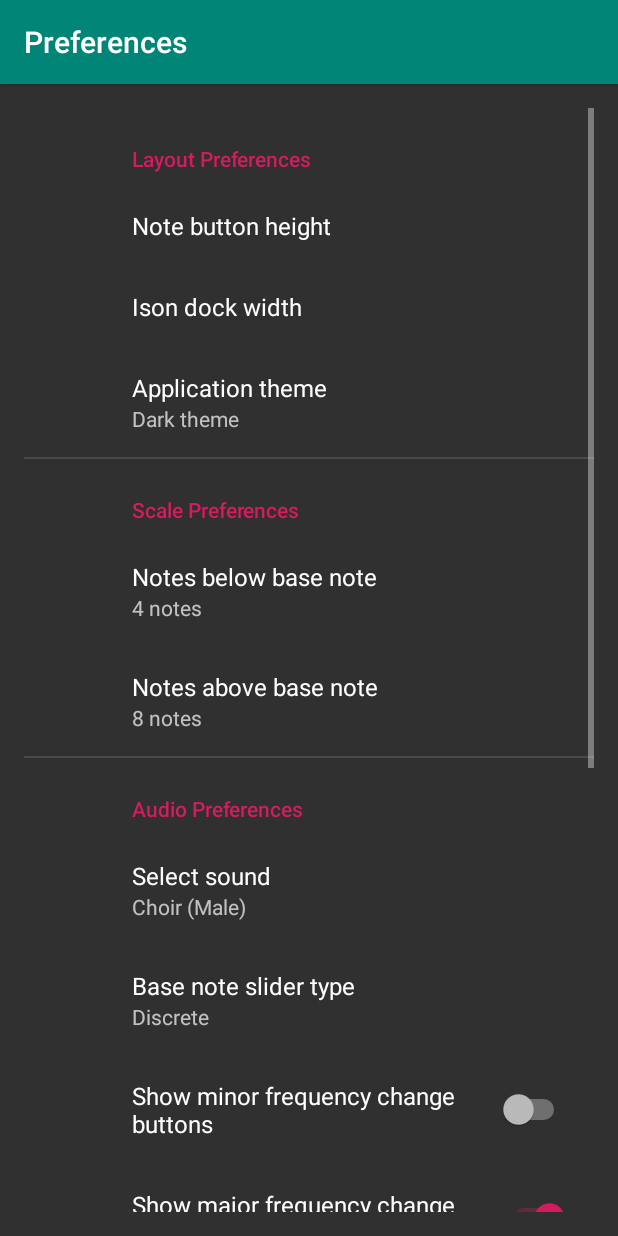
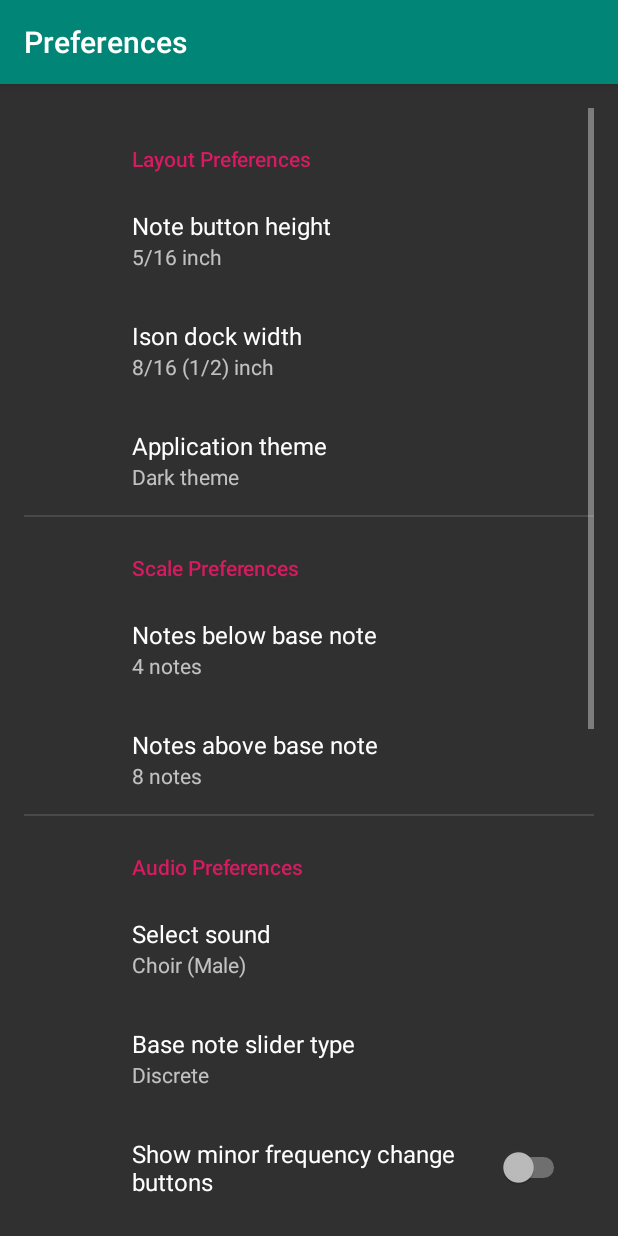
Before and after one commit to sseidel16/ByzantineIson, an Android app: the AppSettings screen opened directly, with no data from a screen before it, on a phone screen of 412 x 824 dp. Run offline under Robolectric (Android 15) with nearby library versions, the phone set to English and light mode, and no system bars; our stand-ins replace androidx.preference; 2 statements that could not run were skipped.

Commit message:
fixed preference defaults

```diff
--- a/app/src/main/java/com/coderss/ison/AppSettings.java
+++ b/app/src/main/java/com/coderss/ison/AppSettings.java
@@ -63,7 +63,6 @@ public class AppSettings extends AppCompatActivity {
 
             prefSelectSound.setEntries(soundSetEntries);
             prefSelectSound.setEntryValues(soundSetEntryValues);
-            prefSelectSound.setDefaultValue(soundSetEntryValues[0]);
             prefSelectSound.setOnPreferenceChangeListener((Preference preference, Object newValue) -> {
                 System.out.println("Setting sound set");
                 AppSettings appSettings = (AppSettings) getActivity();
--- a/app/src/main/java/com/coderss/ison/utility/Preferences.java
+++ b/app/src/main/java/com/coderss/ison/utility/Preferences.java
@@ -75,7 +75,7 @@ public class Preferences {
     }
 
     public boolean isBaseNoteSliderDiscrete() {
-        return sharedPreferences.getString("listBaseSlider", "discrete").equals("discrete");
+        return sharedPreferences.getString("keyBaseSlider", "discrete").equals("discrete");
     }
 
     public boolean isShowingMinorChangers() {
@@ -88,7 +88,7 @@ public class Preferences {
 
     public float getVolumeChangeTime() {
         try {
-            return Float.parseFloat(sharedPreferences.getString("listVolumeChangeTime", "0.0"));
+            return Float.parseFloat(sharedPreferences.getString("keyVolumeChangeTime", "0.0"));
         } catch (Throwable th) {
             th.printStackTrace();
             return 0;
@@ -97,7 +97,7 @@ public class Preferences {
 
     public float getFrequencyChangeTime() {
         try {
-            return Float.parseFloat(sharedPreferences.getString("listFrequencyChangeTime", "0.0"));
+            return Float.parseFloat(sharedPreferences.getString("keyFrequencyChangeTime", "0.0"));
         } catch (Throwable th) {
             th.printStackTrace();
             return 0;
--- a/app/src/main/res/values/preferences.xml
+++ b/app/src/main/res/values/preferences.xml
@@ -201,4 +201,35 @@
         <item>8</item>
     </string-array>
 
+    <string name="keyButtonHeightTitle">Note button height</string>
+    <string name="keyButtonHeightDefault">05</string>
+    <string name="keyDockWidthTitle">Ison dock width</string>
+    <string name="keyDockWidthDefault">08</string>
+    <string name="keyThemeTitle">Application theme</string>
+    <string name="keyThemeDefault">dark</string>
+    <string name="keyNotesBelowTitle">Notes below base note</string>
+    <string name="keyNotesBelowDefault">4</string>
+    <string name="keyNotesAboveTitle">Notes above base note</string>
+    <string name="keyNotesAboveDefault">8</string>
+    <string name="keySelectSoundTitle">Select sound</string>
+    <string name="keySelectSoundDefault">0</string>
+    <string name="keyBaseSliderTitle">Base note slider type</string>
+    <string name="keyBaseSliderDefault">discrete</string>
+    <string name="keyShowMinorChangersTitle">Show minor frequency change buttons</string>
+    <string name="keyShowMinorChangersDefault">false</string>
+    <string name="keyShowMajorChangersTitle">Show major frequency change buttons</string>
+    <string name="keyShowMajorChangersDefault">true</string>
+    <string name="keyVolumeChangeTimeTitle">Volume change time</string>
+    <string name="keyVolumeChangeTimeDefault">0.200</string>
+    <string name="keyFrequencyChangeTimeTitle">Frequency change time</string>
+    <string name="keyFrequencyChangeTimeDefault">0.050</string>
+    <string name="keyHorizontalDirectionTitle">Horizontal direction</string>
+    <string name="keyHorizontalDirectionDefault">l2r</string>
+    <string name="keyVerticalDirectionTitle">Vertical direction</string>
+    <string name="keyVerticalDirectionDefault">b2t</string>
+    <string name="keyFlowDirectionTitle">Primary button flow dimension</string>
+    <string name="keyFlowDirectionDefault">horizontal</string>
+    <string name="keyDimensionLimitTitle">Primary dimension button limit</string>
+    <string name="keyDimensionLimitDefault">1</string>
+
 </resources>
--- a/app/src/main/res/xml/preferences.xml
+++ b/app/src/main/res/xml/preferences.xml
@@ -11,25 +11,25 @@
             android:entries="@array/prefButtonHeightEntries"
             android:entryValues="@array/prefButtonHeightEntryValues"
             android:key="keyButtonHeight"
-            android:title="Note button height"
+            android:title="@string/keyButtonHeightTitle"
             android:summary="%s"
-            android:defaultValue="05"/>
+            android:defaultValue="@string/keyButtonHeightDefault"/>
 
         <ListPreference
             android:entries="@array/prefDockWidthEntries"
             android:entryValues="@array/prefDockWidthEntryValues"
             android:key="keyDockWidth"
-            android:title="Ison dock width"
+            android:title="@string/keyDockWidthTitle"
             android:summary="%s"
-            android:defaultValue="08"/>
+            android:defaultValue="@string/keyDockWidthDefault"/>
 
         <ListPreference
             android:entries="@array/prefThemeEntries"
             android:entryValues="@array/prefThemeEntryValues"
             android:key="keyTheme"
-            android:title="Application theme"
+            android:title="@string/keyThemeTitle"
             android:summary="%s"
-            android:defaultValue="dark"/>
+            android:defaultValue="@string/keyThemeDefault"/>
 
     </PreferenceCategory>
 
@@ -39,17 +39,17 @@
             android:entries="@array/prefNotesBelowEntries"
             android:entryValues="@array/prefNotesBelowEntryValues"
             android:key="keyNotesBelow"
-            android:title="Notes below base note"
+            android:title="@string/keyNotesBelowTitle"
             android:summary="%s"
-            android:defaultValue="4"/>
+            android:defaultValue="@string/keyNotesBelowDefault"/>
 
         <ListPreference
             android:entries="@array/prefNotesAboveEntries"
             android:entryValues="@array/prefNotesAboveEntryValues"
             android:key="keyNotesAbove"
-            android:title="Notes above base note"
+            android:title="@string/keyNotesAboveTitle"
             android:summary="%s"
-            android:defaultValue="8"/>
+            android:defaultValue="@string/keyNotesAboveDefault"/>
 
     </PreferenceCategory>
 
@@ -57,42 +57,43 @@
 
         <ListPreference
             android:key="keySelectSound"
-            android:title="Select sound"
-            android:summary="%s" />
+            android:title="@string/keySelectSoundTitle"
+            android:summary="%s"
+            android:defaultValue="@string/keySelectSoundDefault"/>
 
         <ListPreference
             android:entries="@array/prefBaseSliderTypeEntries"
             android:entryValues="@array/prefBaseSliderTypeEntryValues"
-            android:key="listBaseSlider"
-            android:title="Base note slider type"
+            android:key="keyBaseSlider"
+            android:title="@string/keyBaseSliderTitle"
             android:summary="%s"
-            android:defaultValue="discrete"/>
+            android:defaultValue="@string/keyBaseSliderDefault"/>
 
         <SwitchPreference
-            android:defaultValue="false"
             android:key="keyShowMinorChangers"
-            android:title="Show minor frequency change buttons" />
+            android:title="@string/keyShowMinorChangersTitle"
+            android:defaultValue="@string/keyShowMinorChangersDefault" />
 
         <SwitchPreference
-            android:defaultValue="true"
             android:key="keyShowMajorChangers"
-            android:title="Show major frequency change buttons" />
+            android:title="@string/keyShowMajorChangersTitle"
+            android:defaultValue="@string/keyShowMajorChangersDefault" />
 
         <ListPreference
             android:entries="@array/prefChangeTimeEntries"
             android:entryValues="@array/prefChangeTimeEntryValues"
-            android:key="listVolumeChangeTime"
-            android:title="Volume change time"
+            android:key="keyVolumeChangeTime"
+            android:title="@string/keyVolumeChangeTimeTitle"
             android:summary="%s"
-            android:defaultValue="0.200"/>
+            android:defaultValue="@string/keyVolumeChangeTimeDefault"/>
 
         <ListPreference
             android:entries="@array/prefChangeTimeEntries"
             android:entryValues="@array/prefChangeTimeEntryValues"
-            android:key="listFrequencyChangeTime"
-            android:title="Frequency change time"
+            android:key="keyFrequencyChangeTime"
+            android:title="@string/keyFrequencyChangeTimeTitle"
             android:summary="%s"
-            android:defaultValue="0.050"/>
+            android:defaultValue="@string/keyFrequencyChangeTimeDefault"/>
 
     </PreferenceCategory>
 
@@ -102,33 +103,33 @@
             android:entries="@array/prefHorizontalDirectionEntries"
             android:entryValues="@array/prefHorizontalDirectionEntryValues"
             android:key="keyHorizontalDirection"
-            android:title="Horizontal direction"
+            android:title="@string/keyHorizontalDirectionTitle"
             android:summary="%s"
-            android:defaultValue="l2r"/>
+            android:defaultValue="@string/keyHorizontalDirectionDefault"/>
 
         <ListPreference
             android:entries="@array/prefVerticalDirectionEntries"
             android:entryValues="@array/prefVerticalDirectionEntryValues"
             android:key="keyVerticalDirection"
-            android:title="Vertical direction"
+            android:title="@string/keyVerticalDirectionTitle"
             android:summary="%s"
-            android:defaultValue="b2t"/>
+            android:defaultValue="@string/keyVerticalDirectionDefault"/>
 
         <ListPreference
             android:entries="@array/prefFlowDimensionEntries"
             android:entryValues="@array/prefFlowDimensionEntryValues"
             android:key="keyFlowDirection"
-            android:title="Primary button flow dimension"
+            android:title="@string/keyFlowDirectionTitle"
             android:summary="%s"
-            android:defaultValue="horizontal"/>
+            android:defaultValue="@string/keyFlowDirectionDefault"/>
 
         <ListPreference
             android:entries="@array/prefDimensionLimitEntries"
             android:entryValues="@array/prefDimensionLimitEntryValues"
             android:key="keyDimensionLimit"
-            android:title="Primary dimension button limit"
+            android:title="@string/keyDimensionLimitTitle"
             android:summary="%s"
-            android:defaultValue="1"/>
+            android:defaultValue="@string/keyDimensionLimitDefault"/>
 
     </PreferenceCategory>
 
```
